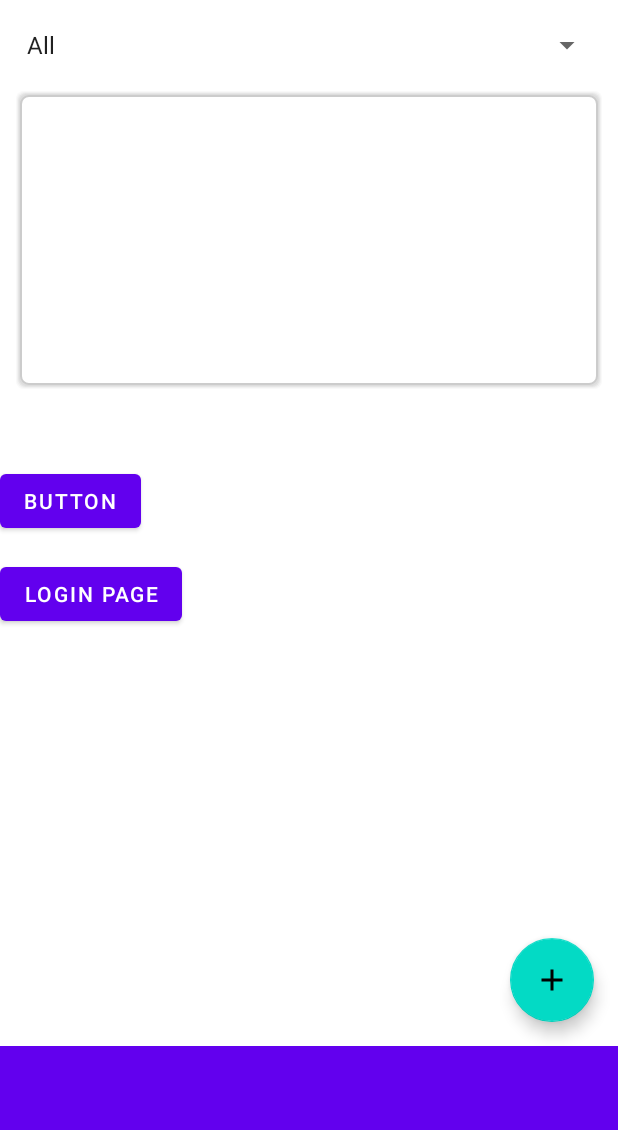
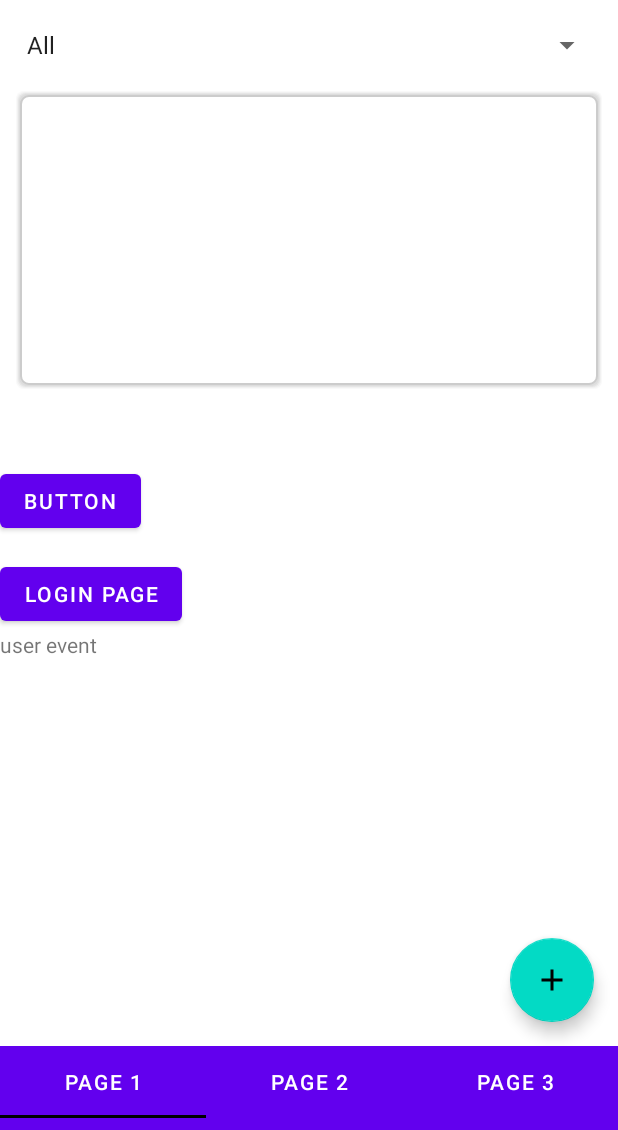
Before and after one commit to ahmettoguz/SOCI, an Android app: the screen it shows after launch (MainActivity), on a phone screen of 412 x 824 dp, the part 106-1236 px from its top. Run offline under Robolectric (Android 15) with nearby library versions, the phone set to English and light mode, and no system bars.

Commit message:
Feat: Fragment swiper is in progress.

```diff
--- /dev/null
+++ b/app/src/main/java/com/soci/soci/EventsFragment.java
@@ -0,0 +1,64 @@
+package com.soci.soci;
+
+import android.os.Bundle;
+
+import androidx.fragment.app.Fragment;
+
+import android.view.LayoutInflater;
+import android.view.View;
+import android.view.ViewGroup;
+
+/**
+ * A simple {@link Fragment} subclass.
+ * Use the {@link EventsFragment#newInstance} factory method to
+ * create an instance of this fragment.
+ */
+public class EventsFragment extends Fragment {
+
+    // TODO: Rename parameter arguments, choose names that match
+    // the fragment initialization parameters, e.g. ARG_ITEM_NUMBER
+    private static final String ARG_PARAM1 = "param1";
+    private static final String ARG_PARAM2 = "param2";
+
+    // TODO: Rename and change types of parameters
+    private String mParam1;
+    private String mParam2;
+
+    public EventsFragment() {
+        // Required empty public constructor
+    }
+
+    /**
+     * Use this factory method to create a new instance of
+     * this fragment using the provided parameters.
+     *
+     * @param param1 Parameter 1.
+     * @param param2 Parameter 2.
+     * @return A new instance of fragment EventsFragment.
+     */
+    // TODO: Rename and change types and number of parameters
+    public static EventsFragment newInstance(String param1, String param2) {
+        EventsFragment fragment = new EventsFragment();
+        Bundle args = new Bundle();
+        args.putString(ARG_PARAM1, param1);
+        args.putString(ARG_PARAM2, param2);
+        fragment.setArguments(args);
+        return fragment;
+    }
+
+    @Override
+    public void onCreate(Bundle savedInstanceState) {
+        super.onCreate(savedInstanceState);
+        if (getArguments() != null) {
+            mParam1 = getArguments().getString(ARG_PARAM1);
+            mParam2 = getArguments().getString(ARG_PARAM2);
+        }
+    }
+
+    @Override
+    public View onCreateView(LayoutInflater inflater, ViewGroup container,
+                             Bundle savedInstanceState) {
+        // Inflate the layout for this fragment
+        return inflater.inflate(R.layout.fragment_events, container, false);
+    }
+}
--- a/app/src/main/java/com/soci/soci/MainActivity.java
+++ b/app/src/main/java/com/soci/soci/MainActivity.java
@@ -11,7 +11,24 @@
 
 import com.soci.soci.databinding.ActivityMainBinding;
 
+import androidx.appcompat.app.AppCompatActivity;
+
+import androidx.fragment.app.FragmentActivity;
+import androidx.viewpager2.widget.ViewPager2;
+import androidx.fragment.app.Fragment;
+
+import android.os.Bundle;
+
+import com.google.android.material.tabs.TabLayout;
+
+import java.util.ArrayList;
+import java.util.List;
+
+
 public class MainActivity extends AppCompatActivity {
+    private ViewPager2 viewPager;
+    private PagerAdapterWrapper pagerAdapter;
+    private TabLayout tabLayout;
     ActivityMainBinding binding;
 
     @Override
@@ -58,5 +75,46 @@
                 Toast.makeText(MainActivity.this, "Add clicked", Toast.LENGTH_SHORT).show();
             }
         });
+
+
+        // related with swipe
+        viewPager = findViewById(R.id.main_Vp_ViewPager);
+        tabLayout = findViewById(R.id.main_Tl_TabLayout);
+
+        List<Fragment> fragmentList = new ArrayList<>();
+        fragmentList.add(new UserEventFragment());
+        fragmentList.add(new EventsFragment());
+        fragmentList.add(new UserInformationFragment());
+
+        pagerAdapter = new PagerAdapterWrapper(this, fragmentList);
+        viewPager.setAdapter(pagerAdapter);
+
+        tabLayout.addTab(tabLayout.newTab().setText("Page 1"));
+        tabLayout.addTab(tabLayout.newTab().setText("Page 2"));
+        tabLayout.addTab(tabLayout.newTab().setText("Page 3"));
+
+        viewPager.registerOnPageChangeCallback(new ViewPager2.OnPageChangeCallback() {
+            @Override
+            public void onPageSelected(int position) {
+                tabLayout.selectTab(tabLayout.getTabAt(position));
+            }
+        });
+
+        tabLayout.addOnTabSelectedListener(new TabLayout.OnTabSelectedListener() {
+            @Override
+            public void onTabSelected(TabLayout.Tab tab) {
+                viewPager.setCurrentItem(tab.getPosition());
+            }
+
+            @Override
+            public void onTabUnselected(TabLayout.Tab tab) {
+                // Do nothing
+            }
+
+            @Override
+            public void onTabReselected(TabLayout.Tab tab) {
+                // Do nothing
+            }
+        });
     }
 }
--- /dev/null
+++ b/app/src/main/java/com/soci/soci/PagerAdapterWrapper.java
@@ -0,0 +1,29 @@
+package com.soci.soci;
+
+import androidx.annotation.NonNull;
+import androidx.fragment.app.Fragment;
+import androidx.fragment.app.FragmentActivity;
+import androidx.viewpager2.adapter.FragmentStateAdapter;
+
+import java.util.List;
+
+public class PagerAdapterWrapper extends FragmentStateAdapter {
+
+    private List<Fragment> fragmentList;
+
+    public PagerAdapterWrapper(@NonNull FragmentActivity fragmentActivity, List<Fragment> fragmentList) {
+        super(fragmentActivity);
+        this.fragmentList = fragmentList;
+    }
+
+    @NonNull
+    @Override
+    public Fragment createFragment(int position) {
+        return fragmentList.get(position);
+    }
+
+    @Override
+    public int getItemCount() {
+        return fragmentList.size();
+    }
+}
--- /dev/null
+++ b/app/src/main/java/com/soci/soci/UserEventFragment.java
@@ -0,0 +1,64 @@
+package com.soci.soci;
+
+import android.os.Bundle;
+
+import androidx.fragment.app.Fragment;
+
+import android.view.LayoutInflater;
+import android.view.View;
+import android.view.ViewGroup;
+
+/**
+ * A simple {@link Fragment} subclass.
+ * Use the {@link UserEventFragment#newInstance} factory method to
+ * create an instance of this fragment.
+ */
+public class UserEventFragment extends Fragment {
+
+    // TODO: Rename parameter arguments, choose names that match
+    // the fragment initialization parameters, e.g. ARG_ITEM_NUMBER
+    private static final String ARG_PARAM1 = "param1";
+    private static final String ARG_PARAM2 = "param2";
+
+    // TODO: Rename and change types of parameters
+    private String mParam1;
+    private String mParam2;
+
+    public UserEventFragment() {
+        // Required empty public constructor
+    }
+
+    /**
+     * Use this factory method to create a new instance of
+     * this fragment using the provided parameters.
+     *
+     * @param param1 Parameter 1.
+     * @param param2 Parameter 2.
+     * @return A new instance of fragment UserActivityFragment.
+     */
+    // TODO: Rename and change types and number of parameters
+    public static UserEventFragment newInstance(String param1, String param2) {
+        UserEventFragment fragment = new UserEventFragment();
+        Bundle args = new Bundle();
+        args.putString(ARG_PARAM1, param1);
+        args.putString(ARG_PARAM2, param2);
+        fragment.setArguments(args);
+        return fragment;
+    }
+
+    @Override
+    public void onCreate(Bundle savedInstanceState) {
+        super.onCreate(savedInstanceState);
+        if (getArguments() != null) {
+            mParam1 = getArguments().getString(ARG_PARAM1);
+            mParam2 = getArguments().getString(ARG_PARAM2);
+        }
+    }
+
+    @Override
+    public View onCreateView(LayoutInflater inflater, ViewGroup container,
+                             Bundle savedInstanceState) {
+        // Inflate the layout for this fragment
+        return inflater.inflate(R.layout.fragment_user_event, container, false);
+    }
+}
--- /dev/null
+++ b/app/src/main/java/com/soci/soci/UserInformationFragment.java
@@ -0,0 +1,64 @@
+package com.soci.soci;
+
+import android.os.Bundle;
+
+import androidx.fragment.app.Fragment;
+
+import android.view.LayoutInflater;
+import android.view.View;
+import android.view.ViewGroup;
+
+/**
+ * A simple {@link Fragment} subclass.
+ * Use the {@link UserInformationFragment#newInstance} factory method to
+ * create an instance of this fragment.
+ */
+public class UserInformationFragment extends Fragment {
+
+    // TODO: Rename parameter arguments, choose names that match
+    // the fragment initialization parameters, e.g. ARG_ITEM_NUMBER
+    private static final String ARG_PARAM1 = "param1";
+    private static final String ARG_PARAM2 = "param2";
+
+    // TODO: Rename and change types of parameters
+    private String mParam1;
+    private String mParam2;
+
+    public UserInformationFragment() {
+        // Required empty public constructor
+    }
+
+    /**
+     * Use this factory method to create a new instance of
+     * this fragment using the provided parameters.
+     *
+     * @param param1 Parameter 1.
+     * @param param2 Parameter 2.
+     * @return A new instance of fragment UserInformationFragment.
+     */
+    // TODO: Rename and change types and number of parameters
+    public static UserInformationFragment newInstance(String param1, String param2) {
+        UserInformationFragment fragment = new UserInformationFragment();
+        Bundle args = new Bundle();
+        args.putString(ARG_PARAM1, param1);
+        args.putString(ARG_PARAM2, param2);
+        fragment.setArguments(args);
+        return fragment;
+    }
+
+    @Override
+    public void onCreate(Bundle savedInstanceState) {
+        super.onCreate(savedInstanceState);
+        if (getArguments() != null) {
+            mParam1 = getArguments().getString(ARG_PARAM1);
+            mParam2 = getArguments().getString(ARG_PARAM2);
+        }
+    }
+
+    @Override
+    public View onCreateView(LayoutInflater inflater, ViewGroup container,
+                             Bundle savedInstanceState) {
+        // Inflate the layout for this fragment
+        return inflater.inflate(R.layout.fragment_user_information, container, false);
+    }
+}
--- a/app/src/main/res/layout/activity_main.xml
+++ b/app/src/main/res/layout/activity_main.xml
@@ -54,7 +54,7 @@
 
 
     <androidx.viewpager2.widget.ViewPager2
-        android:id="@+id/viewPager"
+        android:id="@+id/main_Vp_ViewPager"
         android:layout_width="match_parent"
         android:layout_height="0dp"
         android:layout_weight="1" />
@@ -69,7 +69,7 @@
         app:srcCompat="@drawable/ic_plus_24" />
 
     <com.google.android.material.tabs.TabLayout
-        android:id="@+id/tabLayout"
+        android:id="@+id/main_Tl_TabLayout"
         android:layout_width="match_parent"
         android:layout_height="wrap_content"
         android:background="?attr/colorPrimary"
--- /dev/null
+++ b/app/src/main/res/layout/fragment_user_event.xml
@@ -0,0 +1,14 @@
+<?xml version="1.0" encoding="utf-8"?>
+<FrameLayout xmlns:android="http://schemas.android.com/apk/res/android"
+    xmlns:tools="http://schemas.android.com/tools"
+    android:layout_width="match_parent"
+    android:layout_height="match_parent"
+    tools:context=".UserEventFragment">
+
+    <!-- TODO: Update blank fragment layout -->
+    <TextView
+        android:layout_width="match_parent"
+        android:layout_height="match_parent"
+        android:text="user event" />
+
+</FrameLayout>
--- a/app/src/main/res/values/strings.xml
+++ b/app/src/main/res/values/strings.xml
@@ -6,4 +6,6 @@
     <string name="email">Email</string>
     <string name="social_event_planner">SOCIAL EVENT PLANNER</string>
     <string name="SOCI_Events">SOCI Events</string>
+    <!-- TODO: Remove or change this placeholder text -->
+    <string name="hello_blank_fragment">Hello blank fragment</string>
 </resources>
```
Also changed, not shown: app/src/main/java/com/soci/soci/PageSwiperAdapter.java (added, +35 -0 lines), app/src/main/res/layout/fragment_events.xml (added, +14 -0 lines), app/src/main/res/layout/fragment_user_information.xml (added, +14 -0 lines).
